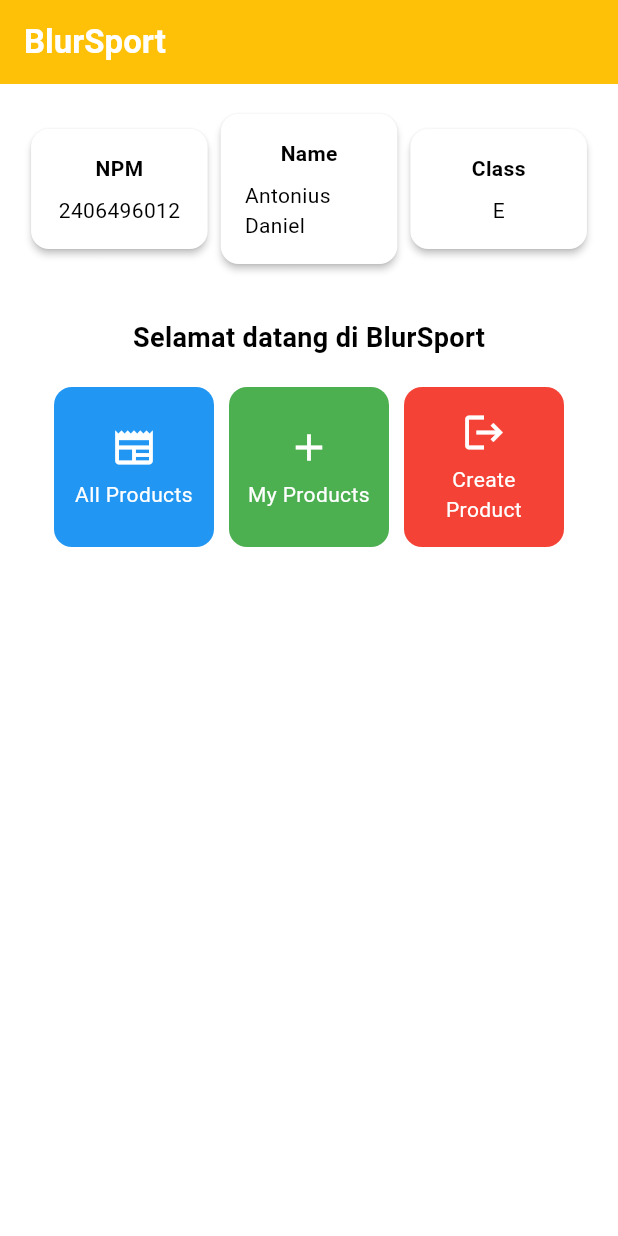
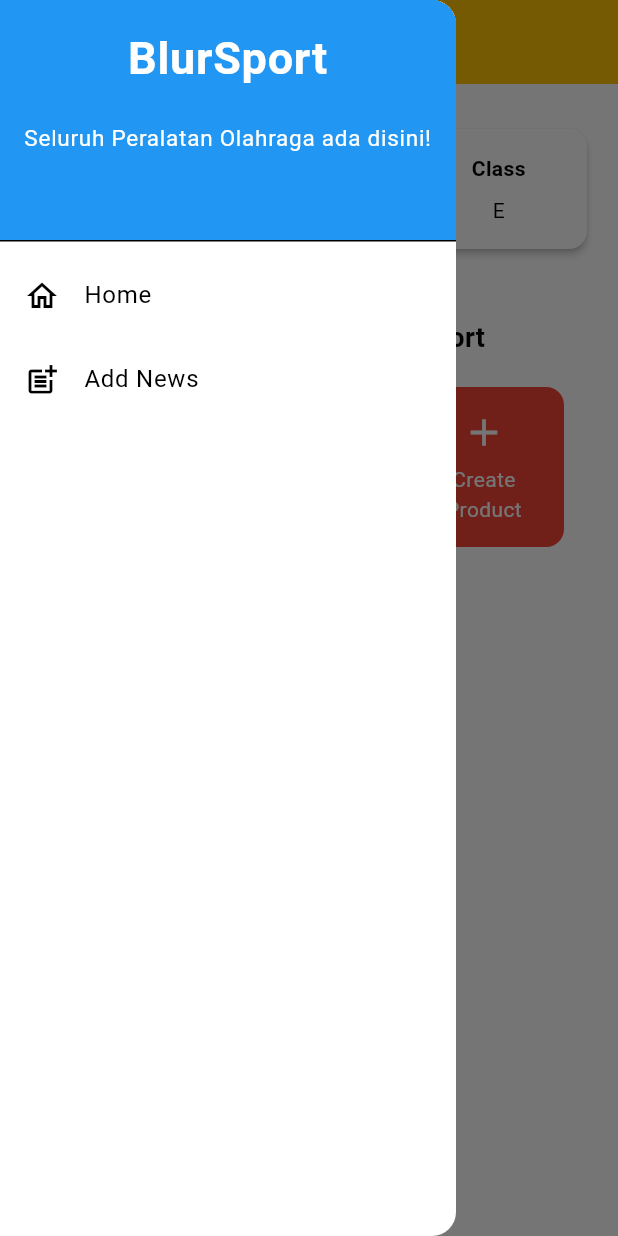
Before and after one commit to antoniusdaniel06/football-shop-mobile, a Flutter app: the screen it shows after launch, with the side drawer open (before the commit the screen has no drawer), on a phone screen of 412 x 824 dp. Run offline on Flutter 3.47's test engine with Material 3 defaults, Android fonts, the phone set to English and light mode, and no system bars.

Commit message:
selesai tugas 8

```diff
--- a/blursport/lib/menu.dart
+++ b/blursport/lib/menu.dart
@@ -1,4 +1,6 @@
 import 'package:flutter/material.dart';
+import 'package:blursport/widgets/left_drawer.dart';
+import 'package:blursport/product_form.dart';
 
 class MyHomePage extends StatelessWidget {
     MyHomePage({super.key});
@@ -9,8 +11,8 @@
 
     final List<ItemHomepage> items = [
     ItemHomepage("All Products", Icons.newspaper,Colors.blue),
-    ItemHomepage("My Products", Icons.add,Colors.green),
-    ItemHomepage("Create Product", Icons.logout,Colors.red),
+    ItemHomepage("My Products", Icons.login,Colors.green),
+    ItemHomepage("Create Product", Icons.add,Colors.red),
   ];
 
    @override
@@ -27,9 +29,11 @@
             fontWeight: FontWeight.bold,
           ),
         ),
+
         // Warna latar belakang AppBar diambil dari skema warna tema aplikasi.
         backgroundColor: Theme.of(context).colorScheme.primary,
       ),
+      drawer: const LeftDrawer(),
       // Body halaman dengan padding di sekelilingnya.
       body: Padding(
         padding: const EdgeInsets.all(16.0),
@@ -110,13 +114,21 @@
 
       child: InkWell(
         // Aksi ketika kartu ditekan.
-        onTap: () {
-          // Menampilkan pesan SnackBar saat kartu ditekan.
-          ScaffoldMessenger.of(context)
-            ..hideCurrentSnackBar()
-            ..showSnackBar(
-              SnackBar(content: Text("Kamu telah menekan tombol ${item.name}!"))
+       onTap: () {
+          if (item.name == "Create Product") {
+            Navigator.push(
+              context,
+              MaterialPageRoute(
+                builder: (context) => const ProductFormPage(),
+              ),
             );
+          } else {
+            ScaffoldMessenger.of(context)
+              ..hideCurrentSnackBar()
+              ..showSnackBar(
+                SnackBar(content: Text("Kamu telah menekan tombol ${item.name}!"))
+              );
+          }
         },
         // Container untuk menyimpan Icon dan Text
         child: Container(
--- /dev/null
+++ b/blursport/lib/widgets/left_drawer.dart
@@ -0,0 +1,50 @@
+import 'package:flutter/material.dart';
+import 'package:blursport/menu.dart';
+import 'package:blursport/product_form.dart';
+
+
+class LeftDrawer extends StatelessWidget {
+  const LeftDrawer({super.key});
+
+  @override
+  Widget build(BuildContext context) {
+    return Drawer(
+      child: ListView(
+        children: [
+          const DrawerHeader(
+            decoration: BoxDecoration(color: Colors.blue),
+            child: Column(
+              children: [
+                Text(
+                  'BlurSport',
+                  textAlign: TextAlign.center,
+                  style: TextStyle(fontSize: 30, fontWeight: FontWeight.bold, color: Colors.white),
+                ),
+                Padding(padding: EdgeInsets.all(10)),
+                Text(
+                  "Seluruh Peralatan Olahraga ada disini!",
+                  textAlign: TextAlign.center,
+                  style: TextStyle(fontSize: 15, color: Colors.white),
+                ),
+              ],
+            ),
+          ),
+          ListTile(
+            leading: const Icon(Icons.home_outlined),
+            title: const Text('Home'),
+            onTap: () {
+              Navigator.pushReplacement(context, MaterialPageRoute(builder: (context) => MyHomePage()));
+            },
+          ),
+          ListTile(
+            leading: const Icon(Icons.post_add),
+            title: const Text('Add News'),
+            onTap: () {
+              Navigator.push(context, MaterialPageRoute(builder: (context) => const ProductFormPage()));
+            },
+          ),
+        ],
+      ),
+    );
+  }
+}
```
Also changed, not shown: blursport/lib/product_form.dart (added, +215 -0 lines).
